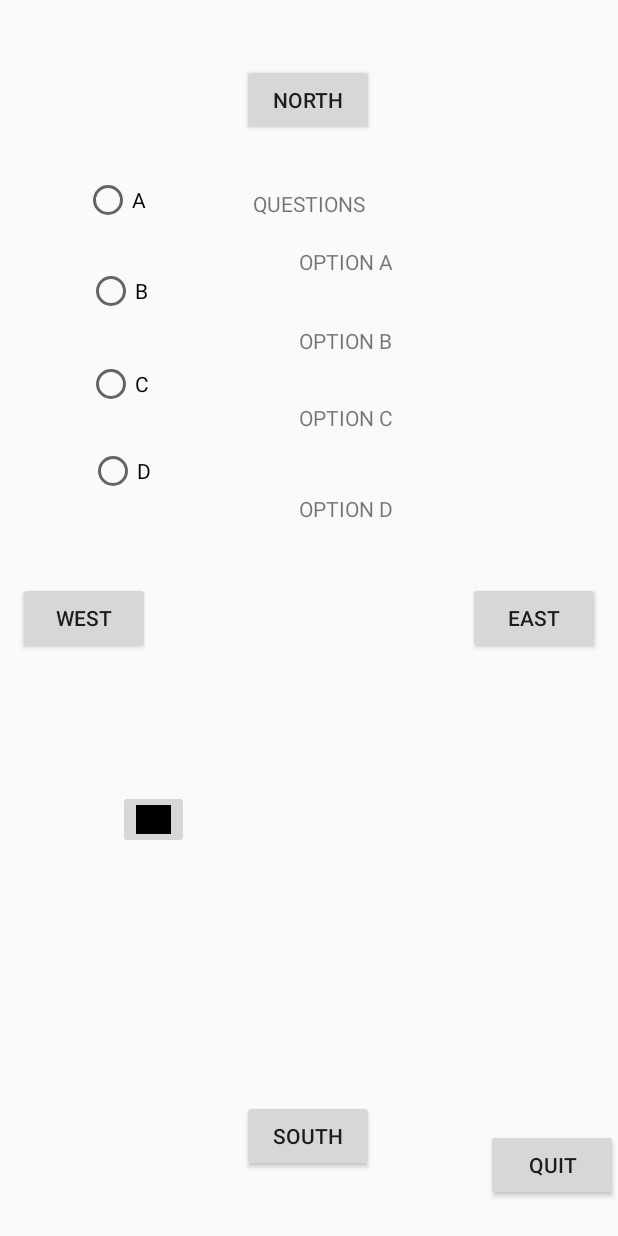
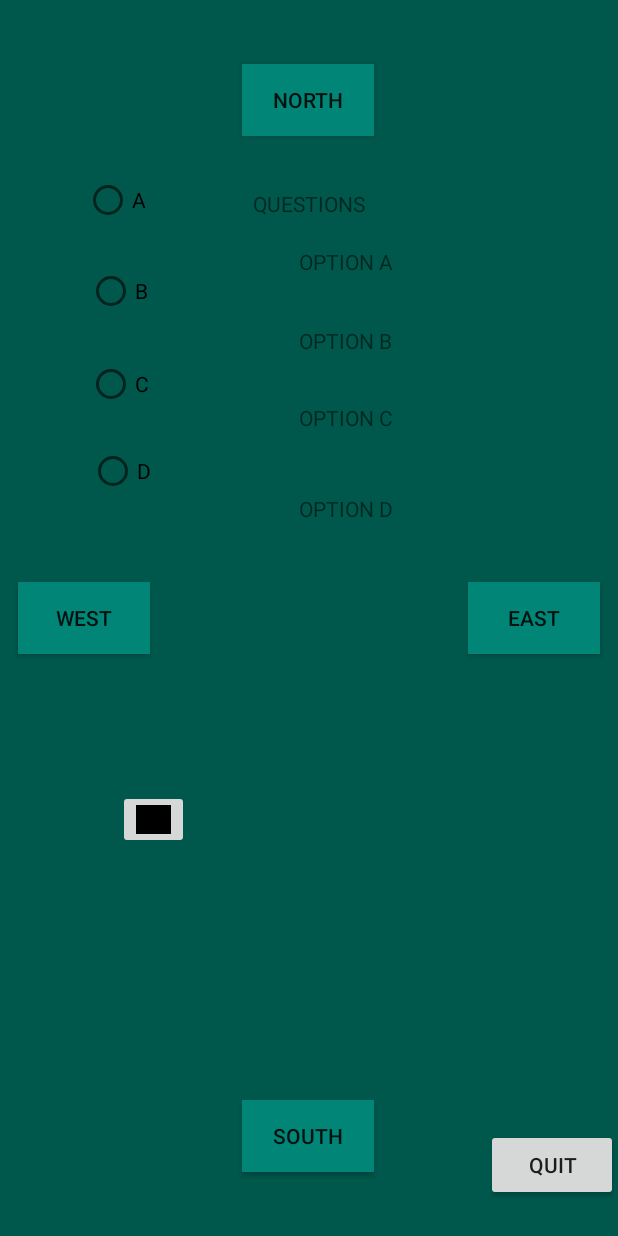
Before and after one commit to aassik-pazhani/android-app-brfr, an Android app: the layout room.xml on its own in the app's theme, with its tools: preview values and no code run, on a phone screen of 412 x 824 dp. Run offline under Robolectric (Android 15) with nearby library versions, the phone set to English and light mode, and no system bars; Roboto replaces fonts that are not available here.

Commit message:
AddedPrimaryLayouts

```diff
--- a/app/src/main/res/layout/room.xml
+++ b/app/src/main/res/layout/room.xml
@@ -4,7 +4,8 @@
     xmlns:tools="http://schemas.android.com/tools"
     android:id="@+id/linearLayout2"
     android:layout_width="match_parent"
-    android:layout_height="match_parent">
+    android:layout_height="match_parent"
+    android:background="?android:attr/colorPrimaryDark">
 
     <Button
         android:id="@+id/north"
@@ -13,6 +14,7 @@
         android:layout_marginStart="150dp"
         android:layout_marginEnd="150dp"
         android:layout_marginBottom="500dp"
+        android:background="@color/colorPrimary"
         android:text="@string/north"
         app:layout_constraintBottom_toTopOf="@+id/south"
         app:layout_constraintEnd_toEndOf="parent"
@@ -27,6 +29,7 @@
         android:layout_marginTop="340dp"
         android:layout_marginEnd="100dp"
         android:layout_marginBottom="340dp"
+        android:background="@color/colorPrimary"
         android:text="@string/west"
         app:layout_constraintBottom_toBottomOf="parent"
         app:layout_constraintEnd_toStartOf="@+id/east"
@@ -40,6 +43,7 @@
         android:layout_marginStart="100dp"
         android:layout_marginTop="340dp"
         android:layout_marginBottom="340dp"
+        android:background="@color/colorPrimary"
         android:text="@string/east"
         app:layout_constraintBottom_toBottomOf="parent"
         app:layout_constraintEnd_toEndOf="parent"
@@ -53,6 +57,7 @@
         android:layout_marginStart="150dp"
         android:layout_marginTop="100dp"
         android:layout_marginEnd="150dp"
+        android:background="@color/colorPrimary"
         android:text="@string/south"
         app:layout_constraintBottom_toBottomOf="parent"
         app:layout_constraintEnd_toEndOf="parent"
@@ -212,5 +217,6 @@
         app:layout_constraintEnd_toEndOf="parent"
         app:layout_constraintStart_toStartOf="parent"
         app:layout_constraintTop_toBottomOf="@+id/west"
-        app:srcCompat="@android:color/background_dark" />
+        app:srcCompat="@android:color/background_dark"
+        android:contentDescription="@string/todo" />
 </androidx.constraintlayout.widget.ConstraintLayout>
--- a/app/src/main/res/values/strings.xml
+++ b/app/src/main/res/values/strings.xml
@@ -21,4 +21,5 @@
     <string name="option_a">OPTION A</string>
     <string name="start_game">Start Game</string>
     <string name="inventory">inventory</string>
+    <string name="todo">TODO</string>
 </resources>
```
